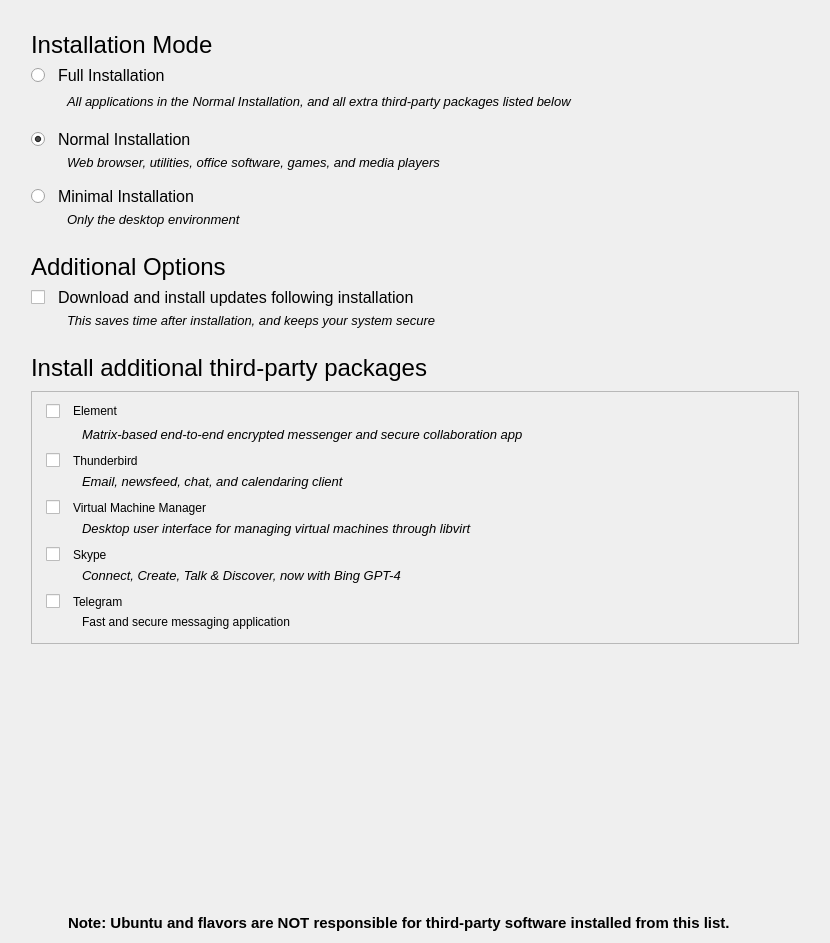
Old version of the form common/modules/pkgselect/pkgselect.ui in the repository mamolinux/calamares-settings-mamolinux.
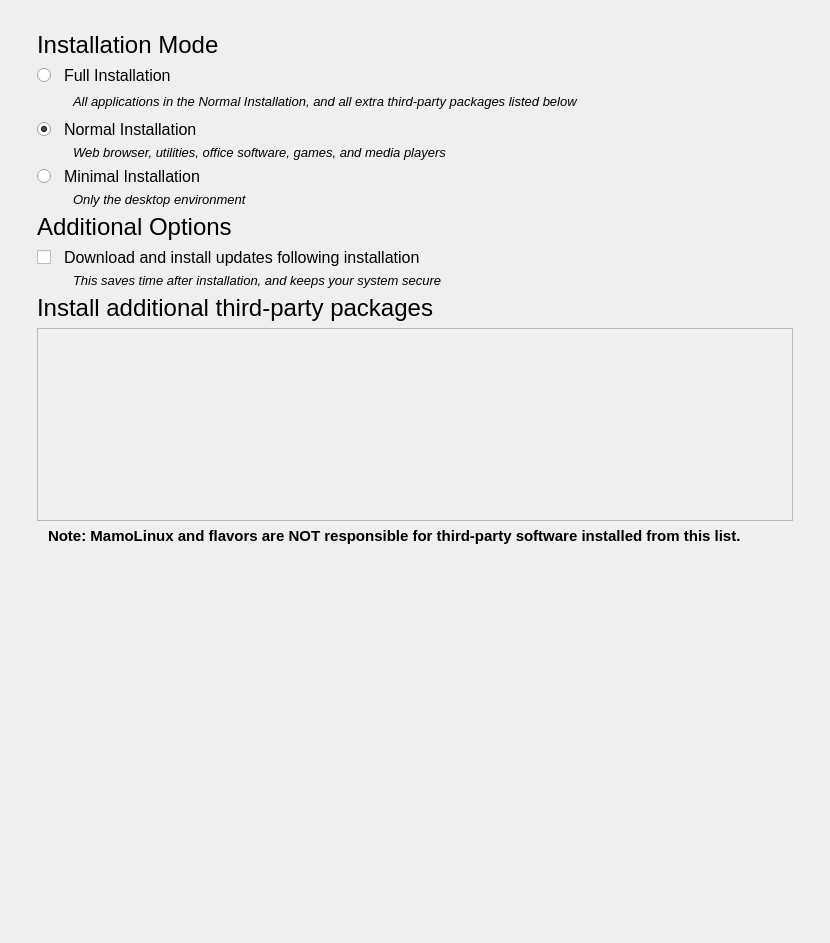
New version of the form.

Patch:
```diff
--- a/common/modules/pkgselect/pkgselect.ui
+++ b/common/modules/pkgselect/pkgselect.ui
@@ -11,7 +11,7 @@
    </rect>
   </property>
   <property name="windowTitle">
-   <string>Form</string>
+   <string>Package Selection</string>
   </property>
   <property name="styleSheet">
    <string notr="true">QRadioButton {
@@ -28,121 +28,7 @@
 }</string>
   </property>
   <layout class="QGridLayout" name="gridLayout">
-   <item row="13" column="1">
-    <widget class="QCheckBox" name="updates_button">
-     <property name="maximumSize">
-      <size>
-       <width>16777215</width>
-       <height>21</height>
-      </size>
-     </property>
-     <property name="font">
-      <font>
-       <pointsize>12</pointsize>
-      </font>
-     </property>
-     <property name="text">
-      <string>Download and install updates following installation</string>
-     </property>
-    </widget>
-   </item>
-   <item row="0" column="2">
-    <spacer name="right_spacer">
-     <property name="orientation">
-      <enum>Qt::Horizontal</enum>
-     </property>
-     <property name="sizeType">
-      <enum>QSizePolicy::Minimum</enum>
-     </property>
-     <property name="sizeHint" stdset="0">
-      <size>
-       <width>20</width>
-       <height>20</height>
-      </size>
-     </property>
-    </spacer>
-   </item>
-   <item row="10" column="1">
-    <widget class="QLabel" name="minimal_text">
-     <property name="font">
-      <font>
-       <pointsize>10</pointsize>
-       <italic>true</italic>
-      </font>
-     </property>
-     <property name="text">
-      <string>Only the desktop environment</string>
-     </property>
-    </widget>
-   </item>
-   <item row="2" column="1">
-    <widget class="QRadioButton" name="full_button">
-     <property name="maximumSize">
-      <size>
-       <width>16777215</width>
-       <height>21</height>
-      </size>
-     </property>
-     <property name="font">
-      <font>
-       <pointsize>12</pointsize>
-      </font>
-     </property>
-     <property name="text">
-      <string>Full Installation</string>
-     </property>
-    </widget>
-   </item>
-   <item row="16" column="1">
-    <widget class="QLabel" name="extraparty_text">
-     <property name="font">
-      <font>
-       <pointsize>18</pointsize>
-       <weight>50</weight>
-       <bold>false</bold>
-      </font>
-     </property>
-     <property name="styleSheet">
-      <string notr="true">padding-left: 0px; padding-right: 0px;</string>
-     </property>
-     <property name="text">
-      <string>Install additional third-party packages</string>
-     </property>
-    </widget>
-   </item>
    <item row="11" column="1">
-    <spacer name="verticalSpacer_2">
-     <property name="orientation">
-      <enum>Qt::Vertical</enum>
-     </property>
-     <property name="sizeType">
-      <enum>QSizePolicy::Fixed</enum>
-     </property>
-     <property name="sizeHint" stdset="0">
-      <size>
-       <width>20</width>
-       <height>20</height>
-      </size>
-     </property>
-    </spacer>
-   </item>
-   <item row="17" column="1">
-    <spacer name="verticalSpacer_11">
-     <property name="orientation">
-      <enum>Qt::Vertical</enum>
-     </property>
-     <property name="sizeType">
-      <enum>QSizePolicy::Fixed</enum>
-     </property>
-     <property name="sizeHint" stdset="0">
-      <size>
-       <width>20</width>
-       <height>3</height>
-      </size>
-     </property>
-    </spacer>
-   </item>
-   <item row="12" column="1">
     <widget class="QLabel" name="additional_label">
      <property name="font">
       <font>
@@ -159,52 +45,18 @@
      </property>
     </widget>
    </item>
-   <item row="6" column="1">
-    <widget class="QRadioButton" name="normal_button">
-     <property name="maximumSize">
-      <size>
-       <width>16777215</width>
-       <height>21</height>
-      </size>
-     </property>
-     <property name="font">
-      <font>
-       <pointsize>12</pointsize>
-      </font>
-     </property>
-     <property name="text">
-      <string>Normal Installation</string>
-     </property>
-     <property name="checked">
-      <bool>true</bool>
-     </property>
-    </widget>
-   </item>
-   <item row="20" column="1">
-    <spacer name="pushup">
+   <item row="0" column="0">
+    <spacer name="left_spacer">
      <property name="orientation">
-      <enum>Qt::Vertical</enum>
-     </property>
-     <property name="sizeHint" stdset="0">
-      <size>
-       <width>20</width>
-       <height>40</height>
-      </size>
-     </property>
-    </spacer>
-   </item>
-   <item row="4" column="1">
-    <spacer name="verticalSpacer_5">
-     <property name="orientation">
-      <enum>Qt::Vertical</enum>
+      <enum>Qt::Horizontal</enum>
      </property>
      <property name="sizeType">
-      <enum>QSizePolicy::Fixed</enum>
+      <enum>QSizePolicy::Minimum</enum>
      </property>
      <property name="sizeHint" stdset="0">
       <size>
        <width>20</width>
-       <height>10</height>
+       <height>20</height>
       </size>
      </property>
     </spacer>
@@ -222,75 +74,31 @@
      </property>
     </widget>
    </item>
-   <item row="15" column="1">
-    <spacer name="verticalSpacer_3">
-     <property name="orientation">
-      <enum>Qt::Vertical</enum>
-     </property>
-     <property name="sizeType">
-      <enum>QSizePolicy::Fixed</enum>
-     </property>
-     <property name="sizeHint" stdset="0">
+   <item row="12" column="1">
+    <widget class="QCheckBox" name="updates_button">
+     <property name="maximumSize">
       <size>
-       <width>20</width>
-       <height>20</height>
+       <width>16777215</width>
+       <height>21</height>
       </size>
      </property>
-    </spacer>
-   </item>
-   <item row="3" column="1">
-    <widget class="QLabel" name="full_text">
      <property name="font">
       <font>
-       <pointsize>10</pointsize>
-       <italic>true</italic>
+       <pointsize>12</pointsize>
       </font>
      </property>
      <property name="text">
-      <string>All applications in the Normal Installation, and all extra third-party packages listed below</string>
+      <string>Download and install updates following installation</string>
      </property>
-     <property name="alignment">
-      <set>Qt::AlignLeading|Qt::AlignLeft|Qt::AlignTop</set>
-     </property>
     </widget>
    </item>
-   <item row="14" column="1">
-    <widget class="QLabel" name="updates_text">
-     <property name="font">
-      <font>
-       <pointsize>10</pointsize>
-       <italic>true</italic>
-      </font>
-     </property>
-     <property name="text">
-      <string>This saves time after installation, and keeps your system secure</string>
-     </property>
-    </widget>
-   </item>
-   <item row="1" column="1">
-    <widget class="QLabel" name="apps_label">
-     <property name="font">
-      <font>
-       <pointsize>18</pointsize>
-       <weight>50</weight>
-       <bold>false</bold>
-      </font>
-     </property>
-     <property name="styleSheet">
-      <string notr="true">padding-left: 0px; padding-right: 0px;</string>
-     </property>
-     <property name="text">
-      <string>Installation Mode</string>
-     </property>
-    </widget>
-   </item>
-   <item row="0" column="0">
-    <spacer name="left_spacer">
+   <item row="0" column="1">
+    <spacer name="verticalSpacer">
      <property name="orientation">
-      <enum>Qt::Horizontal</enum>
+      <enum>Qt::Vertical</enum>
      </property>
      <property name="sizeType">
-      <enum>QSizePolicy::Minimum</enum>
+      <enum>QSizePolicy::Fixed</enum>
      </property>
      <property name="sizeHint" stdset="0">
       <size>
@@ -301,22 +109,6 @@
     </spacer>
    </item>
    <item row="8" column="1">
-    <spacer name="verticalSpacer_6">
-     <property name="orientation">
-      <enum>Qt::Vertical</enum>
-     </property>
-     <property name="sizeType">
-      <enum>QSizePolicy::Fixed</enum>
-     </property>
-     <property name="sizeHint" stdset="0">
-      <size>
-       <width>20</width>
-       <height>10</height>
-      </size>
-     </property>
-    </spacer>
-   </item>
-   <item row="9" column="1">
     <widget class="QRadioButton" name="minimal_button">
      <property name="maximumSize">
       <size>
@@ -334,41 +126,95 @@
      </property>
     </widget>
    </item>
-   <item row="0" column="1">
-    <spacer name="verticalSpacer">
-     <property name="orientation">
-      <enum>Qt::Vertical</enum>
-     </property>
-     <property name="sizeType">
-      <enum>QSizePolicy::Fixed</enum>
-     </property>
-     <property name="sizeHint" stdset="0">
+   <item row="6" column="1">
+    <widget class="QRadioButton" name="normal_button">
+     <property name="maximumSize">
       <size>
-       <width>20</width>
-       <height>20</height>
+       <width>16777215</width>
+       <height>21</height>
       </size>
      </property>
-    </spacer>
+     <property name="font">
+      <font>
+       <pointsize>12</pointsize>
+      </font>
+     </property>
+     <property name="text">
+      <string>Normal Installation</string>
+     </property>
+     <property name="checked">
+      <bool>true</bool>
+     </property>
+    </widget>
    </item>
    <item row="21" column="1">
-    <widget class="QLabel" name="mandatory_warning_label">
+    <spacer name="stretch_spacer">
+     <property name="orientation">
+      <enum>Qt::Vertical</enum>
+     </property>
+     <property name="sizeType">
+      <enum>QSizePolicy::Expanding</enum>
+     </property>
+     <property name="sizeHint" stdset="0">
+      <size>
+       <width>20</width>
+       <height>40</height>
+      </size>
+     </property>
+    </spacer>
+   </item>
+   <item row="1" column="1">
+    <widget class="QLabel" name="apps_label">
      <property name="font">
       <font>
-       <pointsize>11</pointsize>
-       <weight>75</weight>
-       <italic>false</italic>
-       <bold>true</bold>
+       <pointsize>18</pointsize>
+       <weight>50</weight>
+       <bold>false</bold>
       </font>
      </property>
+     <property name="styleSheet">
+      <string notr="true">padding-left: 0px; padding-right: 0px;</string>
+     </property>
      <property name="text">
-      <string>Note: Ubuntu and flavors are NOT responsible for third-party software installed from this list.</string>
+      <string>Installation Mode</string>
      </property>
-     <property name="wordWrap">
-      <bool>true</bool>
+    </widget>
+   </item>
+   <item row="0" column="2">
+    <spacer name="right_spacer">
+     <property name="orientation">
+      <enum>Qt::Horizontal</enum>
      </property>
+     <property name="sizeType">
+      <enum>QSizePolicy::Minimum</enum>
+     </property>
+     <property name="sizeHint" stdset="0">
+      <size>
+       <width>20</width>
+       <height>20</height>
+      </size>
+     </property>
+    </spacer>
+   </item>
+   <item row="2" column="1">
+    <widget class="QRadioButton" name="full_button">
+     <property name="maximumSize">
+      <size>
+       <width>16777215</width>
+       <height>21</height>
+      </size>
+     </property>
+     <property name="font">
+      <font>
+       <pointsize>12</pointsize>
+      </font>
+     </property>
+     <property name="text">
+      <string>Full Installation</string>
+     </property>
     </widget>
    </item>
-   <item row="18" column="1" rowspan="2">
+   <item row="18" column="1">
     <widget class="QScrollArea" name="extraparty_scroll">
      <property name="widgetResizable">
       <bool>true</bool>
@@ -377,230 +223,105 @@
       <property name="geometry">
        <rect>
         <x>0</x>
-        <y>-31</y>
-        <width>744</width>
-        <height>308</height>
+        <y>0</y>
+        <width>758</width>
+        <height>174</height>
        </rect>
       </property>
-      <layout class="QGridLayout" name="gridLayout_2">
-       <item row="9" column="1">
-        <spacer name="virtmanager_spacer">
-         <property name="orientation">
-          <enum>Qt::Vertical</enum>
-         </property>
-         <property name="sizeType">
-          <enum>QSizePolicy::Fixed</enum>
-         </property>
-         <property name="sizeHint" stdset="0">
-          <size>
-           <width>20</width>
-           <height>5</height>
-          </size>
-         </property>
-        </spacer>
-       </item>
-       <item row="15" column="1">
-        <spacer name="telegram_pacer">
-         <property name="orientation">
-          <enum>Qt::Vertical</enum>
-         </property>
-         <property name="sizeType">
-          <enum>QSizePolicy::Fixed</enum>
-         </property>
-         <property name="sizeHint" stdset="0">
-          <size>
-           <width>20</width>
-           <height>5</height>
-          </size>
-         </property>
-        </spacer>
-       </item>
-       <item row="3" column="1">
-        <widget class="QCheckBox" name="thunderbird_button">
-         <property name="maximumSize">
-          <size>
-           <width>16777215</width>
-           <height>21</height>
-          </size>
-         </property>
-         <property name="text">
-          <string>Thunderbird</string>
-         </property>
-        </widget>
-       </item>
-       <item row="4" column="1">
-        <widget class="QLabel" name="thunderbird_text">
-         <property name="font">
-          <font>
-           <pointsize>10</pointsize>
-           <italic>true</italic>
-          </font>
-         </property>
-         <property name="text">
-          <string>Email, newsfeed, chat, and calendaring client</string>
-         </property>
-        </widget>
-       </item>
-       <item row="1" column="1">
-        <widget class="QLabel" name="element_text">
-         <property name="font">
-          <font>
-           <pointsize>10</pointsize>
-           <italic>true</italic>
-          </font>
-         </property>
-         <property name="text">
-          <string>Matrix-based end-to-end encrypted messenger and secure collaboration app</string>
-         </property>
-        </widget>
-       </item>
-       <item row="8" column="1">
-        <widget class="QLabel" name="virtmanager_text">
-         <property name="font">
-          <font>
-           <pointsize>10</pointsize>
-           <italic>true</italic>
-          </font>
-         </property>
-         <property name="text">
-          <string>Desktop user interface for managing virtual machines through libvirt</string>
-         </property>
-        </widget>
-       </item>
-       <item row="10" column="1">
-        <widget class="QCheckBox" name="skype_button">
-         <property name="maximumSize">
-          <size>
-           <width>16777215</width>
-           <height>21</height>
-          </size>
-         </property>
-         <property name="text">
-          <string>Skype</string>
-         </property>
-        </widget>
-       </item>
-       <item row="13" column="1">
-        <widget class="QCheckBox" name="telegram_button">
-         <property name="text">
-          <string>Telegram</string>
-         </property>
-        </widget>
-       </item>
-       <item row="0" column="1">
-        <widget class="QCheckBox" name="element_button">
-         <property name="maximumSize">
-          <size>
-           <width>16777215</width>
-           <height>21</height>
-          </size>
-         </property>
-         <property name="text">
-          <string>Element</string>
-         </property>
-        </widget>
-       </item>
-       <item row="2" column="1">
-        <spacer name="element_spacer">
-         <property name="orientation">
-          <enum>Qt::Vertical</enum>
-         </property>
-         <property name="sizeType">
-          <enum>QSizePolicy::Fixed</enum>
-         </property>
-         <property name="sizeHint" stdset="0">
-          <size>
-           <width>20</width>
-           <height>5</height>
-          </size>
-         </property>
-        </spacer>
-       </item>
-       <item row="12" column="1">
-        <spacer name="skype_spacer">
-         <property name="orientation">
-          <enum>Qt::Vertical</enum>
-         </property>
-         <property name="sizeType">
-          <enum>QSizePolicy::Fixed</enum>
-         </property>
-         <property name="sizeHint" stdset="0">
-          <size>
-           <width>20</width>
-           <height>5</height>
-          </size>
-         </property>
-        </spacer>
-       </item>
-       <item row="7" column="1">
-        <widget class="QCheckBox" name="virtmanager_button">
-         <property name="maximumSize">
-          <size>
-           <width>16777215</width>
-           <height>21</height>
-          </size>
-         </property>
-         <property name="text">
-          <string>Virtual Machine Manager</string>
-         </property>
-        </widget>
-       </item>
-       <item row="5" column="1">
-        <spacer name="thunderbird_spacer">
-         <property name="orientation">
-          <enum>Qt::Vertical</enum>
-         </property>
-         <property name="sizeType">
-          <enum>QSizePolicy::Fixed</enum>
-         </property>
-         <property name="sizeHint" stdset="0">
-          <size>
-           <width>20</width>
-           <height>5</height>
-          </size>
-         </property>
-        </spacer>
-       </item>
-       <item row="11" column="1">
-        <widget class="QLabel" name="skype_text">
-         <property name="font">
-          <font>
-           <pointsize>10</pointsize>
-           <italic>true</italic>
-          </font>
-         </property>
-         <property name="text">
-          <string>Connect, Create, Talk &amp; Discover, now with Bing GPT-4</string>
-         </property>
-        </widget>
-       </item>
-       <item row="14" column="1">
-        <widget class="QLabel" name="telegram_text">
-         <property name="text">
-          <string>Fast and secure messaging application</string>
-         </property>
-        </widget>
-       </item>
-       <item row="0" column="0">
-        <spacer name="horizontalSpacer_12">
-         <property name="orientation">
-          <enum>Qt::Horizontal</enum>
-         </property>
-         <property name="sizeType">
-          <enum>QSizePolicy::Fixed</enum>
-         </property>
-         <property name="sizeHint" stdset="0">
-          <size>
-           <width>5</width>
-           <height>20</height>
-          </size>
-         </property>
-        </spacer>
-       </item>
-      </layout>
+      <layout class="QVBoxLayout" name="packages_layout"/>
      </widget>
     </widget>
    </item>
+   <item row="3" column="1">
+    <widget class="QLabel" name="full_text">
+     <property name="font">
+      <font>
+       <pointsize>10</pointsize>
+       <italic>true</italic>
+      </font>
+     </property>
+     <property name="text">
+      <string>All applications in the Normal Installation, and all extra third-party packages listed below</string>
+     </property>
+     <property name="alignment">
+      <set>Qt::AlignLeading|Qt::AlignLeft|Qt::AlignTop</set>
+     </property>
+    </widget>
+   </item>
+   <item row="20" column="1">
+    <spacer name="pushup">
+     <property name="orientation">
+      <enum>Qt::Vertical</enum>
+     </property>
+     <property name="sizeHint" stdset="0">
+      <size>
+       <width>20</width>
+       <height>40</height>
+      </size>
+     </property>
+    </spacer>
+   </item>
+   <item row="9" column="1">
+    <widget class="QLabel" name="minimal_text">
+     <property name="font">
+      <font>
+       <pointsize>10</pointsize>
+       <italic>true</italic>
+      </font>
+     </property>
+     <property name="text">
+      <string>Only the desktop environment</string>
+     </property>
+    </widget>
+   </item>
+   <item row="19" column="0" colspan="3">
+    <widget class="QLabel" name="mandatory_warning_label">
+     <property name="font">
+      <font>
+       <pointsize>11</pointsize>
+       <weight>75</weight>
+       <italic>false</italic>
+       <bold>true</bold>
+      </font>
+     </property>
+     <property name="text">
+      <string>Note: MamoLinux and flavors are NOT responsible for third-party software installed from this list.</string>
+     </property>
+     <property name="wordWrap">
+      <bool>true</bool>
+     </property>
+    </widget>
+   </item>
+   <item row="15" column="1">
+    <widget class="QLabel" name="extraparty_text">
+     <property name="font">
+      <font>
+       <pointsize>18</pointsize>
+       <weight>50</weight>
+       <bold>false</bold>
+      </font>
+     </property>
+     <property name="styleSheet">
+      <string notr="true">padding-left: 0px; padding-right: 0px;</string>
+     </property>
+     <property name="text">
+      <string>Install additional third-party packages</string>
+     </property>
+    </widget>
+   </item>
+   <item row="13" column="1">
+    <widget class="QLabel" name="updates_text">
+     <property name="font">
+      <font>
+       <pointsize>10</pointsize>
+       <italic>true</italic>
+      </font>
+     </property>
+     <property name="text">
+      <string>This saves time after installation, and keeps your system secure</string>
+     </property>
+    </widget>
+   </item>
   </layout>
  </widget>
  <resources/>
```
